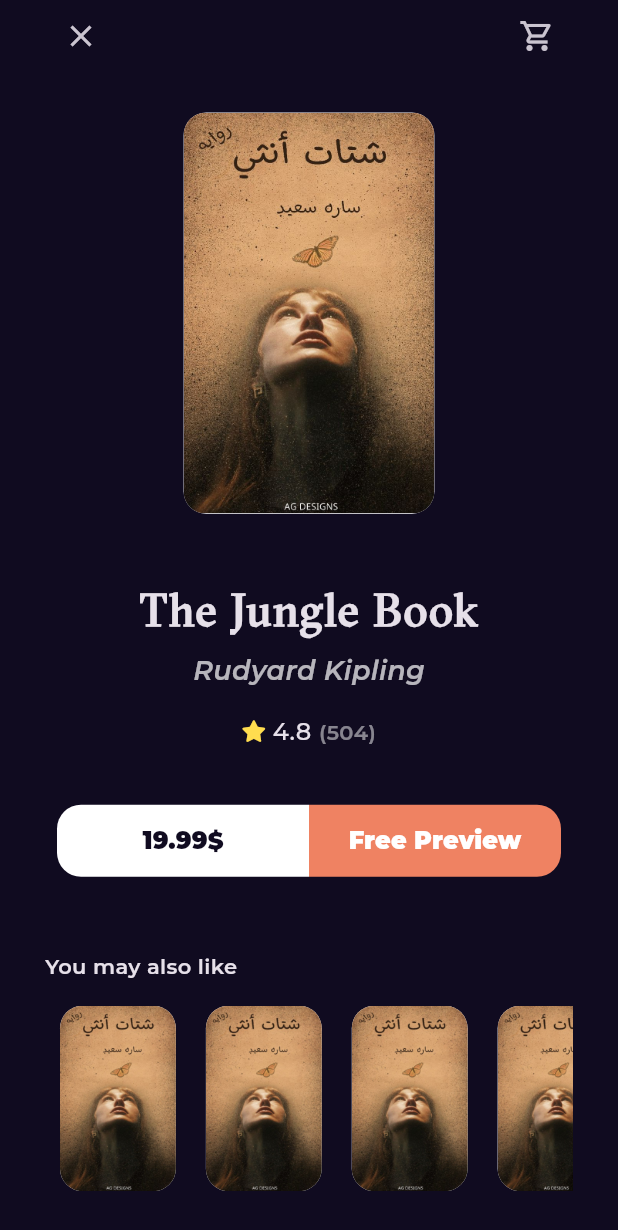
After one commit to AlhasanNO/Bookly, a Flutter app: the BookDetailsView screen opened by its route, on a phone screen of 412 x 824 dp. The commit adds this screen. Shown: the top 1230 px of the screen. Run offline on Flutter 3.47's test engine with Material 3 defaults, Android fonts, the phone set to English and light mode, and no system bars; our stand-ins replace font_awesome_flutter, go_router, google_fonts.

Commit message:
Refactor book details view

```diff
--- a/lib/features/home/presentation/views/widgets/best_seller_list_view.dart
+++ b/lib/features/home/presentation/views/widgets/best_seller_list_view.dart
@@ -1,4 +1,5 @@
 import 'package:flutter/material.dart';
+
 import 'package:bookly_app/features/home/presentation/views/widgets/best_seller_list_view_item.dart';
 
 class BestSellerListView extends StatelessWidget {
--- a/lib/features/home/presentation/views/widgets/book_actions.dart
+++ b/lib/features/home/presentation/views/widgets/book_actions.dart
@@ -1,6 +1,7 @@
+import 'package:flutter/material.dart';
+
+import 'package:bookly_app/core/widgets/custom_button.dart';
 import 'package:bookly_app/constants.dart';
-import 'package:bookly_app/core/widgets/custom_button.dart';
-import 'package:flutter/material.dart';
 
 class BookActions extends StatelessWidget {
   const BookActions({super.key});
--- /dev/null
+++ b/lib/features/home/presentation/views/widgets/book_details_section.dart
@@ -0,0 +1,38 @@
+import 'package:flutter/material.dart';
+
+import 'package:bookly_app/features/home/presentation/views/widgets/custom_book_image.dart';
+import 'package:bookly_app/features/home/presentation/views/widgets/book_actions.dart';
+import 'package:bookly_app/features/home/presentation/views/widgets/book_rating.dart';
+import 'package:bookly_app/core/utils/styles.dart';
+
+class BookDetailsSection extends StatelessWidget {
+  const BookDetailsSection({super.key});
+
+  @override
+  Widget build(BuildContext context) {
+    return Column(
+      children: [
+        Padding(
+          padding: EdgeInsets.symmetric(
+            horizontal: MediaQuery.of(context).size.width * 0.20,
+          ),
+          child: const CustomBookImage(),
+        ),
+        const SizedBox(height: 43.0),
+        const Text('The Jungle Book', style: Styles.textStyle30),
+        const SizedBox(height: 6.0),
+        Text(
+          'Rudyard Kipling',
+          style: Styles.textStyle18.copyWith(
+            fontStyle: FontStyle.italic,
+            color: Colors.white.withAlpha(178),
+          ),
+        ),
+        const SizedBox(height: 16.0),
+        const BookRating(),
+        const SizedBox(height: 37.0),
+        const BookActions(),
+      ],
+    );
+  }
+}
--- a/lib/features/home/presentation/views/widgets/book_details_view_body.dart
+++ b/lib/features/home/presentation/views/widgets/book_details_view_body.dart
@@ -1,61 +1,29 @@
 import 'package:flutter/material.dart';
 
 import 'package:bookly_app/features/home/presentation/views/widgets/custom_book_details_app_bar.dart';
-import 'package:bookly_app/features/home/presentation/views/widgets/similar_books_list_view.dart';
-import 'package:bookly_app/features/home/presentation/views/widgets/custom_book_image.dart';
-import 'package:bookly_app/features/home/presentation/views/widgets/book_actions.dart';
-import 'package:bookly_app/features/home/presentation/views/widgets/book_rating.dart';
-import 'package:bookly_app/core/utils/styles.dart';
+import 'package:bookly_app/features/home/presentation/views/widgets/similar_books_section.dart';
+import 'package:bookly_app/features/home/presentation/views/widgets/book_details_section.dart';
 
 class BookDetailsViewBody extends StatelessWidget {
   const BookDetailsViewBody({super.key});
 
   @override
   Widget build(BuildContext context) {
-    return SafeArea(
+    return const SafeArea(
       child: CustomScrollView(
         slivers: [
           SliverFillRemaining(
             hasScrollBody: false,
             child: Padding(
-              padding: const EdgeInsets.symmetric(horizontal: 30.0),
+              padding: EdgeInsets.symmetric(horizontal: 30.0),
               child: Column(
                 children: [
-                  const CustomBookDetailsAppBar(),
-                  const SizedBox(height: 27.0),
-                  Padding(
-                    padding: EdgeInsets.symmetric(
-                      horizontal: MediaQuery.of(context).size.width * 0.20,
-                    ),
-                    child: const CustomBookImage(),
-                  ),
-                  const SizedBox(height: 43.0),
-                  const Text('The Jungle Book', style: Styles.textStyle30),
-                  const SizedBox(height: 6.0),
-                  Text(
-                    'Rudyard Kipling',
-                    style: Styles.textStyle18.copyWith(
-                      fontStyle: FontStyle.italic,
-                      color: Colors.white.withAlpha(178),
-                    ),
-                  ),
-                  const SizedBox(height: 16.0),
-                  const BookRating(),
-                  const SizedBox(height: 37.0),
-                  const BookActions(),
-                  const Expanded(child: SizedBox(height: 50.0)),
-                  Align(
-                    alignment: Alignment.centerLeft,
-                    child: Text(
-                      'You may also like',
-                      style: Styles.textStyle14.copyWith(
-                        fontWeight: FontWeight.w600,
-                      ),
-                    ),
-                  ),
-                  const SizedBox(height: 16.0),
-                  const SimilarBooksListView(),
-                  const SizedBox(height: 40.0),
+                  CustomBookDetailsAppBar(),
+                  SizedBox(height: 27.0),
+                  BookDetailsSection(),
+                  Expanded(child: SizedBox(height: 50.0)),
+                  SimilarBooksSection(),
+                  SizedBox(height: 40.0),
                 ],
               ),
             ),
--- a/lib/features/home/presentation/views/widgets/custom_app_bar.dart
+++ b/lib/features/home/presentation/views/widgets/custom_app_bar.dart
@@ -1,4 +1,5 @@
 import 'package:flutter/material.dart';
+
 import 'package:font_awesome_flutter/font_awesome_flutter.dart';
 
 import 'package:bookly_app/core/utils/assets.dart';
--- /dev/null
+++ b/lib/features/home/presentation/views/widgets/similar_books_section.dart
@@ -0,0 +1,23 @@
+import 'package:flutter/material.dart';
+
+import 'package:bookly_app/features/home/presentation/views/widgets/similar_books_list_view.dart';
+import 'package:bookly_app/core/utils/styles.dart';
+
+class SimilarBooksSection extends StatelessWidget {
+  const SimilarBooksSection({super.key});
+
+  @override
+  Widget build(BuildContext context) {
+    return Column(
+      crossAxisAlignment: CrossAxisAlignment.start,
+      children: [
+        Text(
+          'You may also like',
+          style: Styles.textStyle14.copyWith(fontWeight: FontWeight.w600),
+        ),
+        const SizedBox(height: 16.0),
+        const SimilarBooksListView(),
+      ],
+    );
+  }
+}
```
